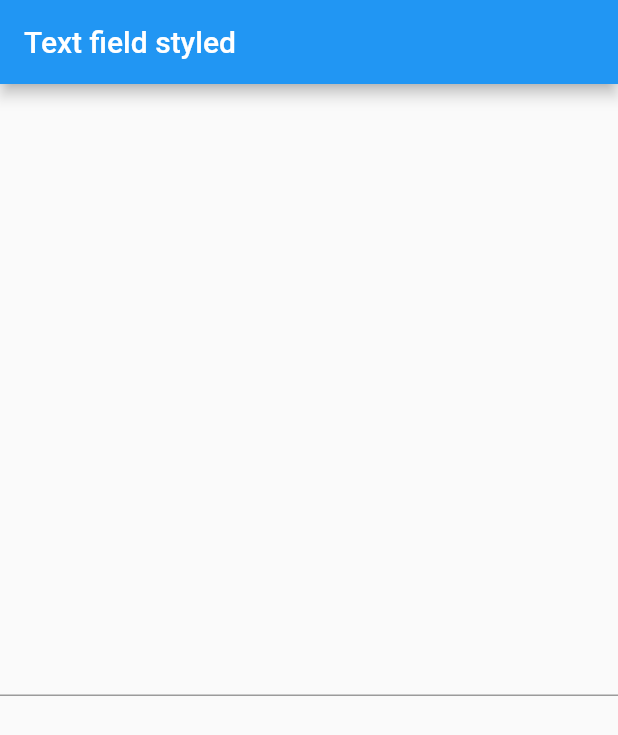
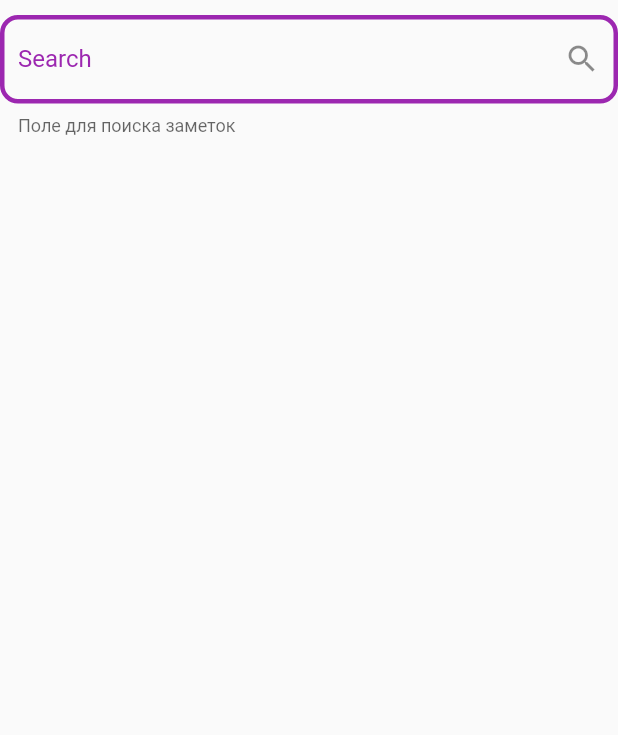
Before and after one commit to HonestElf/flutter, a Flutter app: the screen it shows after launch, on a phone screen of 412 x 824 dp. Shown: the top 735 px of the screen. Run offline on Flutter 3.47's test engine with Material 2 defaults, Android fonts, the phone set to English and light mode, and no system bars.

Commit message:
started 3-4 points

```diff
--- a/06_Layout/horizontal_list/lib/main.dart
+++ b/06_Layout/horizontal_list/lib/main.dart
@@ -1,10 +1,15 @@
+// Flutter imports:
 import 'package:flutter/material.dart';
 
+import 'package:horizontal_list/horizontal_scroll.dart';
+
 void main() {
-  runApp(MyApp());
+  runApp(const MyApp());
 }
 
 class MyApp extends StatelessWidget {
+  const MyApp({super.key});
+
   @override
   Widget build(BuildContext context) {
     return MaterialApp(
@@ -13,31 +18,7 @@ class MyApp extends StatelessWidget {
         primarySwatch: Colors.blue,
         visualDensity: VisualDensity.adaptivePlatformDensity,
       ),
-      home: MyHomePage(),
+      home: const MyHomePage(title: 'List view divider'),
     );
   }
 }
-
-class MyHomePage extends StatefulWidget {
-  MyHomePage({Key key}) : super(key: key);
-
-  @override
-  _MyHomePageState createState() => _MyHomePageState();
-}
-
-class _MyHomePageState extends State<MyHomePage> {
-  @override
-  Widget build(BuildContext context) {
-    return Scaffold(
-      appBar: AppBar(
-        title: Text('Horizontal list'),
-      ),
-      body: Center(
-        child: Column(
-          mainAxisAlignment: MainAxisAlignment.center,
-          children: <Widget>[],
-        ),
-      ),
-    );
-  }
-}
--- a/06_Layout/text_field_styled/lib/main.dart
+++ b/06_Layout/text_field_styled/lib/main.dart
@@ -1,10 +1,15 @@
+// Flutter imports:
 import 'package:flutter/material.dart';
 
+import 'package:text_field_styled/text_field_style.dart';
+
 void main() {
-  runApp(MyApp());
+  runApp(const MyApp());
 }
 
 class MyApp extends StatelessWidget {
+  const MyApp({super.key});
+
   @override
   Widget build(BuildContext context) {
     return MaterialApp(
@@ -13,33 +18,7 @@ class MyApp extends StatelessWidget {
         primarySwatch: Colors.blue,
         visualDensity: VisualDensity.adaptivePlatformDensity,
       ),
-      home: MyHomePage(),
+      home: const MyHomePage(title: 'List view divider'),
     );
   }
 }
-
-class MyHomePage extends StatefulWidget {
-  MyHomePage({Key key}) : super(key: key);
-
-  @override
-  _MyHomePageState createState() => _MyHomePageState();
-}
-
-class _MyHomePageState extends State<MyHomePage> {
-  @override
-  Widget build(BuildContext context) {
-    return Scaffold(
-      appBar: AppBar(
-        title: Text('Text field styled'),
-      ),
-      body: Center(
-        child: Column(
-          mainAxisAlignment: MainAxisAlignment.center,
-          children: <Widget>[
-            TextField(),
-          ],
-        ),
-      ),
-    );
-  }
-}
--- /dev/null
+++ b/06_Layout/text_field_styled/lib/text_field_style.dart
@@ -0,0 +1,50 @@
+// Flutter imports:
+import 'package:flutter/material.dart';
+
+class MyHomePage extends StatefulWidget {
+  final String title;
+
+  const MyHomePage({super.key, required this.title});
+
+  @override
+  State<MyHomePage> createState() => _MyHomePageState();
+}
+
+class _MyHomePageState extends State<MyHomePage> {
+  FocusNode _focus = FocusNode();
+
+  @override
+  Widget build(BuildContext context) {
+    return GestureDetector(
+        onTap: () => FocusManager.instance.primaryFocus?.unfocus(),
+        child: Scaffold(
+            body: SafeArea(
+          child: Column(
+            mainAxisAlignment: MainAxisAlignment.start,
+            children: <Widget>[
+              Container(
+                padding: const EdgeInsets.only(top: 10),
+                child: TextField(
+                    focusNode: _focus,
+                    decoration: InputDecoration(
+                      suffixIcon: const Icon(
+                        Icons.search,
+                      ),
+                      labelStyle: const TextStyle(color: Colors.purple),
+                      labelText: 'Search',
+                      helperText: 'Поле для поиска заметок',
+                      focusedBorder: OutlineInputBorder(
+                          borderRadius: BorderRadius.circular(12),
+                          borderSide:
+                              const BorderSide(width: 3, color: Colors.purple)),
+                      enabledBorder: OutlineInputBorder(
+                          borderRadius: BorderRadius.circular(12),
+                          borderSide:
+                              const BorderSide(width: 3, color: Colors.purple)),
+                    )),
+              )
+            ],
+          ),
+        )));
+  }
+}
```
Also changed, not shown: 06_Layout/horizontal_list/analysis_options.yaml (added, +29 -0 lines), 06_Layout/horizontal_list/lib/data_generator.dart (added, +22 -0 lines), 06_Layout/horizontal_list/lib/horizontal_scroll.dart (added, +83 -0 lines), 06_Layout/horizontal_list/pubspec.yaml (+42 -42 lines), 06_Layout/text_field_styled/analysis_options.yaml (added, +29 -0 lines), 06_Layout/text_field_styled/pubspec.yaml (+42 -42 lines), 06_Layout/horizontal_list/pubspec.lock, 06_Layout/text_field_styled/pubspec.lock, 160 other files.
